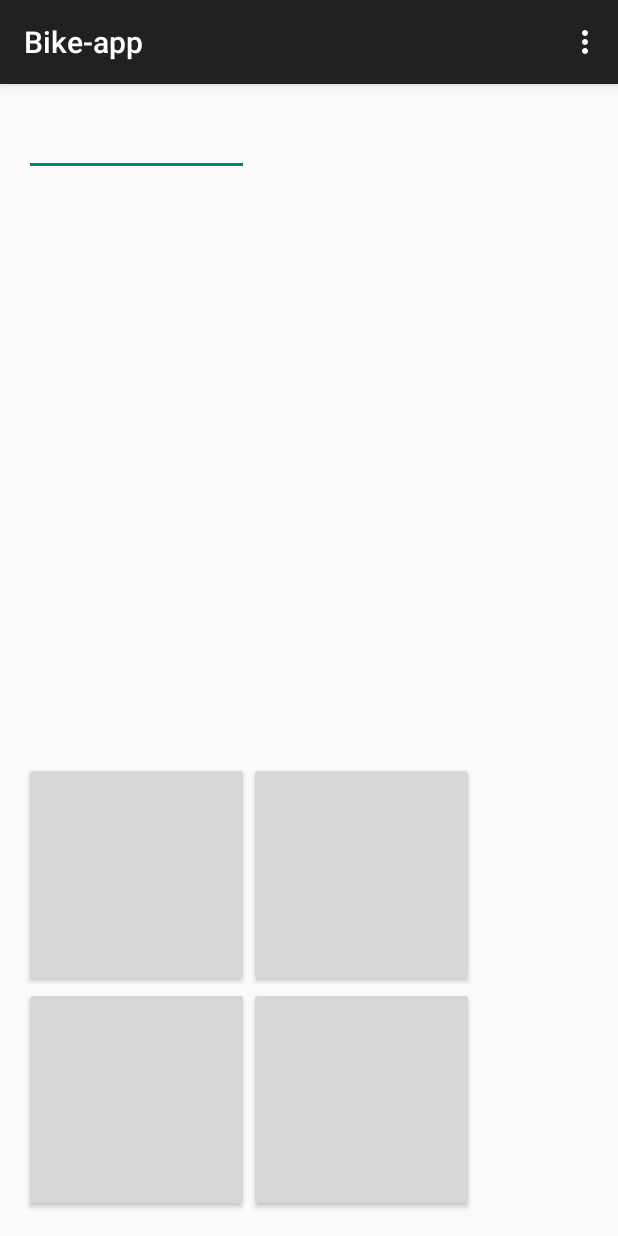
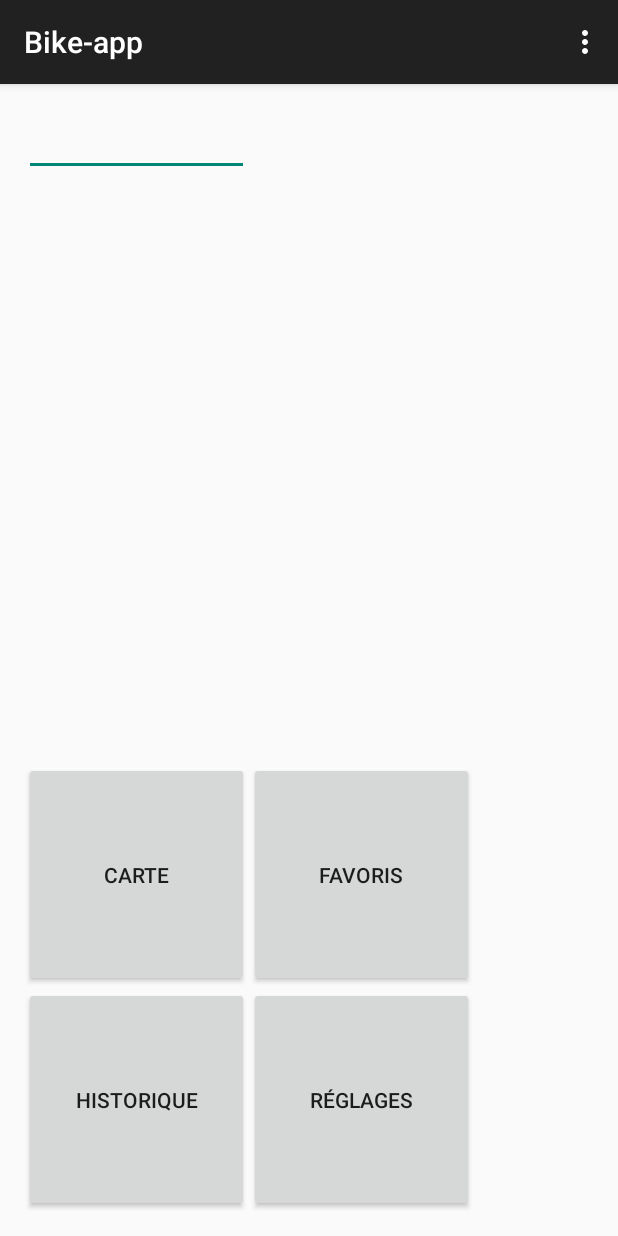
Before and after one commit to AlexandreRio/smart-e-bike, an Android app: the screen it shows after launch (MainActivity), on a phone screen of 412 x 824 dp. Run offline under Robolectric (Android 15) with nearby library versions, the phone set to English and light mode, and no system bars.

Commit message:
Ajout de noms + evenements on click sur les bouttons

```diff
--- a/Bike-app/app/src/main/res/layout/activity_main.xml
+++ b/Bike-app/app/src/main/res/layout/activity_main.xml
@@ -58,13 +58,17 @@
             <Button
                 android:height="150dp"
                 android:width="150dp"
-                android:layout_column="0">
+                android:layout_column="0"
+                android:text="Carte"
+                android:onClick="getMapInterface">
             </Button>
 
             <Button
                 android:height="150dp"
                 android:width="150dp"
-                android:layout_column="1">
+                android:layout_column="1"
+                android:text="Favoris"
+                android:onClick="getFavorisInterface">
             </Button>
 
 
@@ -83,13 +87,17 @@
             <Button
                 android:height="150dp"
                 android:width="150dp"
-                android:layout_column="0">
+                android:layout_column="0"
+                android:text="Historique"
+                android:onClick="getHistoricInterface">
             </Button>
 
             <Button
                 android:height="150dp"
                 android:width="150dp"
-                android:layout_column="1">
+                android:layout_column="1"
+                android:text="Réglages"
+                android:onClick="getSettingsInterface">
             </Button>
         </GridLayout>
 
```
